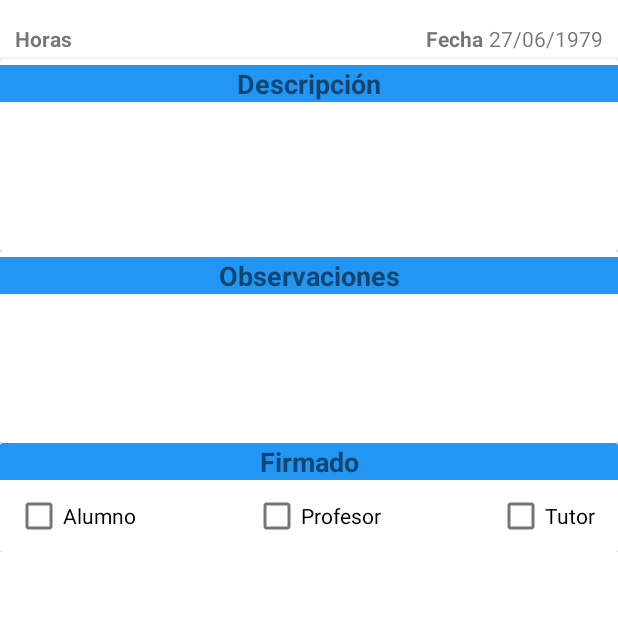
After one commit to Jmarser/Proyecto_as, an Android app: the fragment FichaFragment shown on its own in the app's theme, on a phone screen of 412 x 824 dp, the top half of it. The commit adds this screen. Run offline under Robolectric (Android 15) with nearby library versions, the phone set to English and light mode, and no system bars.

Commit message:
fragmnent ficha

```diff
--- /dev/null
+++ b/app/src/main/java/com/jmarser/proyecto_as/ficha/view/FichaFragment.java
@@ -0,0 +1,38 @@
+package com.jmarser.proyecto_as.ficha.view;
+
+import android.os.Bundle;
+
+import androidx.fragment.app.Fragment;
+
+import android.view.LayoutInflater;
+import android.view.View;
+import android.view.ViewGroup;
+
+import com.jmarser.proyecto_as.R;
+
+public class FichaFragment extends Fragment {
+
+    public FichaFragment() {
+        // Required empty public constructor
+    }
+
+    public static FichaFragment newInstance(String param1, String param2) {
+        FichaFragment fragment = new FichaFragment();
+
+        return fragment;
+    }
+
+    @Override
+    public void onCreate(Bundle savedInstanceState) {
+        super.onCreate(savedInstanceState);
+
+    }
+
+    @Override
+    public View onCreateView(LayoutInflater inflater, ViewGroup container,
+                             Bundle savedInstanceState) {
+        // Inflate the layout for this fragment
+        View view = inflater.inflate(R.layout.fragment_ficha, container, false);
+        return view;
+    }
+}
--- /dev/null
+++ b/app/src/main/res/layout/fragment_ficha.xml
@@ -0,0 +1,186 @@
+<?xml version="1.0" encoding="utf-8"?>
+<FrameLayout xmlns:android="http://schemas.android.com/apk/res/android"
+    xmlns:app="http://schemas.android.com/apk/res-auto"
+    xmlns:tools="http://schemas.android.com/tools"
+    android:layout_width="match_parent"
+    android:layout_height="match_parent"
+    tools:context=".ficha.view.FichaFragment">
+
+    <ScrollView
+        android:layout_width="match_parent"
+        android:layout_height="match_parent">
+
+        <androidx.constraintlayout.widget.ConstraintLayout
+            android:layout_width="match_parent"
+            android:layout_height="wrap_content">
+
+            <TextView
+                android:id="@+id/tv_info_horas_ficha"
+                android:layout_width="wrap_content"
+                android:layout_height="wrap_content"
+                android:layout_marginStart="10dp"
+                android:layout_marginTop="16dp"
+                android:text="@string/horas"
+                android:textSize="14sp"
+                android:textStyle="bold"
+                app:layout_constraintStart_toStartOf="parent"
+                app:layout_constraintTop_toTopOf="parent" />
+
+            <TextView
+                android:id="@+id/tv_horas_ficha"
+                android:layout_width="wrap_content"
+                android:layout_height="wrap_content"
+                android:layout_marginTop="16dp"
+                app:layout_constraintStart_toEndOf="@+id/tv_info_horas_ficha"
+                app:layout_constraintTop_toTopOf="parent" />
+
+            <TextView
+                android:id="@+id/tv_info_fecha_ficha"
+                android:layout_width="wrap_content"
+                android:layout_height="wrap_content"
+                android:layout_marginTop="16dp"
+                android:layout_marginEnd="4dp"
+                android:text="@string/fecha"
+                android:textSize="14sp"
+                android:textStyle="bold"
+                app:layout_constraintEnd_toStartOf="@+id/tv_fecha_ficha"
+                app:layout_constraintTop_toTopOf="parent" />
+
+            <TextView
+                android:id="@+id/tv_fecha_ficha"
+                android:layout_width="wrap_content"
+                android:layout_height="wrap_content"
+                android:layout_marginTop="16dp"
+                android:layout_marginEnd="10dp"
+                android:text="@string/_27_06_1979"
+                app:layout_constraintEnd_toEndOf="parent"
+                app:layout_constraintTop_toTopOf="parent" />
+
+            <androidx.cardview.widget.CardView
+                android:id="@+id/cv_descripcion_ficha"
+                android:layout_width="match_parent"
+                android:layout_height="wrap_content"
+                app:layout_constraintEnd_toEndOf="parent"
+                app:layout_constraintStart_toStartOf="parent"
+                android:layout_marginTop="4dp"
+                app:layout_constraintTop_toBottomOf="@id/tv_horas_ficha">
+
+                <LinearLayout
+                    android:layout_width="match_parent"
+                    android:layout_height="match_parent"
+                    android:orientation="vertical">
+
+                    <TextView
+                        android:id="@+id/tv_info_descripcion_ficha"
+                        android:layout_width="match_parent"
+                        android:layout_height="wrap_content"
+                        android:layout_marginTop="4dp"
+                        android:background="@color/md_blue_500"
+                        android:text="@string/descripcion"
+                        android:textAlignment="center"
+                        android:textSize="18sp"
+                        android:textStyle="bold" />
+
+                    <TextView
+                        android:id="@+id/tv_descripcion_ficha"
+                        android:layout_width="0dp"
+                        android:layout_height="wrap_content"
+
+                        android:maxLines="20"
+                        android:minLines="6"
+                        android:paddingStart="5dp"
+                        android:paddingEnd="3dp"/>
+
+                </LinearLayout>
+            </androidx.cardview.widget.CardView>
+
+            <androidx.cardview.widget.CardView
+                android:id="@+id/cv_observaciones_ficha"
+                android:layout_width="match_parent"
+                android:layout_height="wrap_content"
+                app:layout_constraintTop_toBottomOf="@id/cv_descripcion_ficha">
+
+                <LinearLayout
+                    android:layout_width="match_parent"
+                    android:layout_height="match_parent"
+                    android:orientation="vertical">
+
+                    <TextView
+                        android:id="@+id/tv_info_observaciones_ficha"
+                        android:layout_width="match_parent"
+                        android:layout_height="match_parent"
+                        android:layout_marginTop="4dp"
+                        android:background="@color/md_blue_500"
+                        android:text="@string/observaciones"
+                        android:textAlignment="center"
+                        android:textSize="18sp"
+                        android:textStyle="bold" />
+
+                    <TextView
+                        android:id="@+id/tv_observaciones_ficha"
+                        android:layout_width="0dp"
+                        android:layout_height="wrap_content"
+                        android:maxLines="20"
+                        android:minLines="6" />
+                </LinearLayout>
+            </androidx.cardview.widget.CardView>
+
+            <androidx.cardview.widget.CardView
+                android:id="@+id/cv_firmas_ficha"
+                android:layout_width="match_parent"
+                android:layout_height="wrap_content"
+                app:layout_constraintTop_toBottomOf="@id/cv_observaciones_ficha">
+
+                <androidx.constraintlayout.widget.ConstraintLayout
+                    android:layout_width="match_parent"
+                    android:layout_height="match_parent">
+
+                    <TextView
+                        android:id="@+id/tv_info_firmas_ficha"
+                        android:layout_width="match_parent"
+                        android:layout_height="match_parent"
+                        android:background="@color/md_blue_500"
+                        android:text="@string/firmado"
+                        android:textAlignment="center"
+                        android:textSize="18sp"
+                        android:textStyle="bold"/>
+
+                    <CheckBox
+                        android:id="@+id/cb_firmaAlumno"
+                        android:layout_width="wrap_content"
+                        android:layout_height="wrap_content"
+                        android:layout_marginStart="10dp"
+                        android:layout_weight="1"
+                        android:clickable="false"
+                        android:text="@string/alumno"
+                        app:layout_constraintStart_toStartOf="parent"
+                        app:layout_constraintTop_toBottomOf="@id/tv_info_firmas_ficha" />
+
+                    <CheckBox
+                        android:id="@+id/cb_firmaTutor"
+                        android:layout_width="wrap_content"
+                        android:layout_height="wrap_content"
+                        android:layout_marginEnd="10dp"
+                        android:layout_weight="1"
+                        android:clickable="false"
+                        android:paddingEnd="5dp"
+                        android:text="@string/tutor"
+                        app:layout_constraintEnd_toEndOf="parent"
+                        app:layout_constraintTop_toBottomOf="@id/tv_info_firmas_ficha" />
+
+                    <CheckBox
+                        android:id="@+id/cb_firmaProfesor"
+                        android:layout_width="wrap_content"
+                        android:layout_height="wrap_content"
+                        android:layout_weight="1"
+                        android:clickable="false"
+                        android:text="@string/profesor"
+                        app:layout_constraintEnd_toStartOf="@+id/cb_firmaTutor"
+                        app:layout_constraintStart_toEndOf="@+id/cb_firmaAlumno"
+                        app:layout_constraintTop_toBottomOf="@id/tv_info_firmas_ficha" />
+                </androidx.constraintlayout.widget.ConstraintLayout>
+            </androidx.cardview.widget.CardView>
+        </androidx.constraintlayout.widget.ConstraintLayout>
+    </ScrollView>
+
+</FrameLayout>
--- a/app/src/main/res/values/strings.xml
+++ b/app/src/main/res/values/strings.xml
@@ -22,5 +22,11 @@
     <string name="no_hay_fichas_disponibles">No hay fichas disponibles</string>
     <string name="logout">Logout</string>
     <string name="fichas_presentadas">Fichas Presentadas</string>
+    <!-- TODO: Remove or change this placeholder text -->
+    <string name="hello_blank_fragment">Hello blank fragment</string>
+    <string name="horas">Horas</string>
+    <string name="firmado">Firmado</string>
+    <string name="_27_06_1979">27/06/1979</string>
+    <string name="fecha">Fecha</string>
 
 </resources>
```
